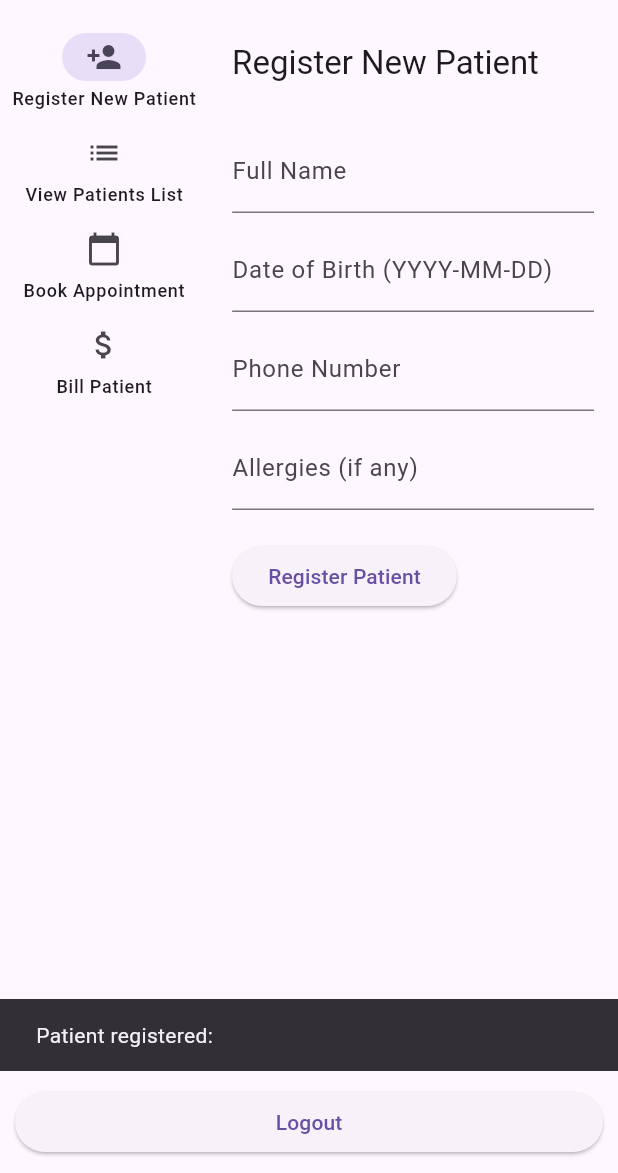
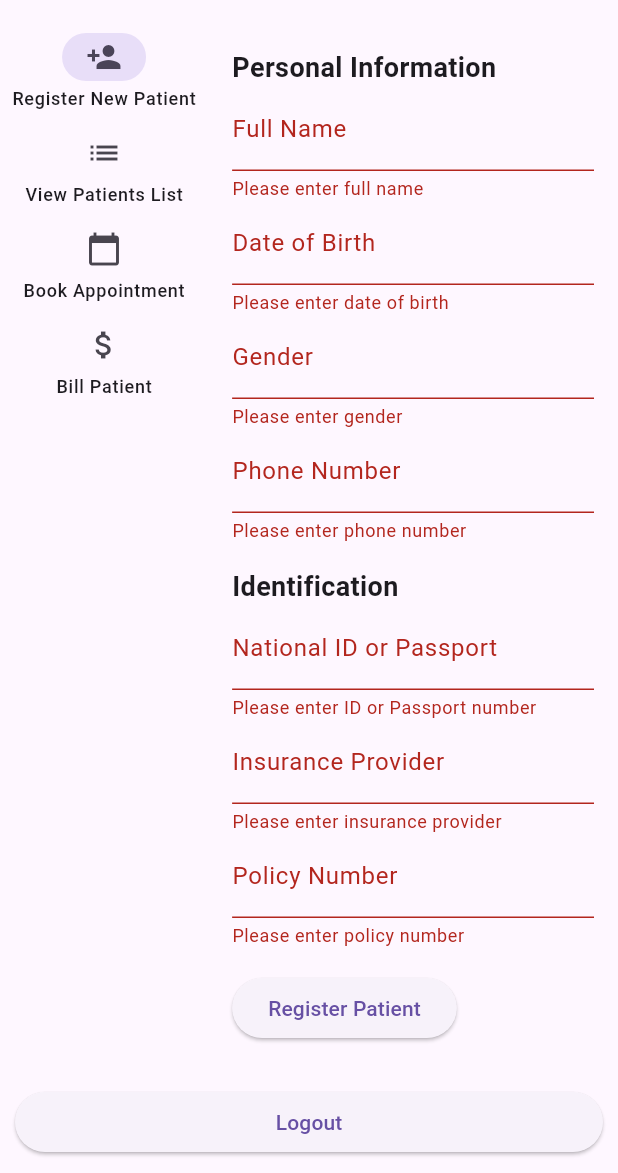
Before and after one commit to davidnato/Health-Record-Management-System, a Flutter app: the ReceptionistPage screen opened directly, after a tap on "Register Patient", on a phone screen of 412 x 824 dp, the part 63-1236 px from its top. Run offline on Flutter 3.47's test engine with Material 3 defaults, Android fonts, the phone set to English and light mode, and no system bars; our stand-ins replace shared_preferences; accounts and stored records are empty.

Commit message:
Added user PatientID

```diff
--- a/lib/admin_home.dart
+++ b/lib/admin_home.dart
@@ -25,11 +25,11 @@ class _AdminHomePageState extends State<AdminHomePage> {
   @override
   Widget build(BuildContext context) {
     // List of pages corresponding to each button in the sidebar
-    final List<Widget> _pages = [
+    final List<Widget> pages = [
       const AddUserPage(), // Page for adding users
       const UsersListPage(), // Page for deleting users
       PatientsListPage(patients: _patients), // Page for viewing patient records
-      Center(child: Text("Update Records Page")), // Placeholder for Update Records page
+      const Center(child: Text("Update Records Page")), // Placeholder for Update Records page
     ];
 
     return Scaffold(
@@ -90,7 +90,7 @@ class _AdminHomePageState extends State<AdminHomePage> {
 
           // Main content area to display the selected page
           Expanded(
-            child: _pages[_selectedIndex],
+            child: pages[_selectedIndex],
           ),
         ],
       ),
--- a/lib/doctor.dart
+++ b/lib/doctor.dart
@@ -19,7 +19,7 @@ class _DoctorPageState extends State<DoctorPage> {
 
   @override
   Widget build(BuildContext context) {
-    final List<Widget> _pages = [
+    final List<Widget> pages = [
       const LabResultsPage(),
       const AppointmentsPage(),
       PatientsListPage(patients: _patients),
@@ -86,7 +86,7 @@ class _DoctorPageState extends State<DoctorPage> {
             ],
           ),
           Expanded(
-            child: _pages[_selectedIndex],
+            child: pages[_selectedIndex],
           ),
         ],
       ),
--- a/lib/patientslist.dart
+++ b/lib/patientslist.dart
@@ -1,36 +1,19 @@
 import 'package:flutter/material.dart';
-import 'package:shared_preferences/shared_preferences.dart';
-import 'dart:convert';
 
 class PatientsListPage extends StatefulWidget {
-  const PatientsListPage({super.key, required List<Map<String, String>> patients});
+  const PatientsListPage({super.key, required this.patients});
+
+  final List<Map<String, String>> patients;
 
   @override
   _PatientsListPageState createState() => _PatientsListPageState();
 }
 
 class _PatientsListPageState extends State<PatientsListPage> {
-  List<Map<String, String>> patients = []; // List to hold patient data
 
   @override
   void initState() {
     super.initState();
-    _loadPatientsFromSharedPreferences();
-  }
-
-  // Method to load patient data from SharedPreferences
-  Future<void> _loadPatientsFromSharedPreferences() async {
-    final prefs = await SharedPreferences.getInstance();
-    final List<String>? patientsJsonList = prefs.getStringList('patients');
-
-    // Check if there is data and deserialize JSON
-    if (patientsJsonList != null) {
-      setState(() {
-        patients = patientsJsonList
-            .map((patientJson) => Map<String, String>.from(jsonDecode(patientJson)))
-            .toList();
-      });
-    }
   }
 
   @override
@@ -41,17 +24,18 @@ class _PatientsListPageState extends State<PatientsListPage> {
       ),
       body: Padding(
         padding: const EdgeInsets.all(16.0),
-        child: patients.isNotEmpty
+        child: widget.patients.isNotEmpty
             ? ListView.builder(
-                itemCount: patients.length,
+                itemCount: widget.patients.length,
                 itemBuilder: (context, index) {
-                  final patient = patients[index];
+                  final patient = widget.patients[index];
                   return Card(
                     margin: const EdgeInsets.symmetric(vertical: 8.0),
                     child: ListTile(
-                      title: Text(patient['fullName'] ?? 'No Name'),
+                      title: Text(patient['Full Name'] ?? 'No Name'),
                       subtitle: Text(
-                        'DOB: ${patient['dob'] ?? 'N/A'}, Phone: ${patient['phone'] ?? 'N/A'}, Allergies: ${patient['allergies'] ?? 'N/A'}',
+                        'ID: ${patient['ID'] ?? 'N/A'}\n'
+                        'DOB: ${patient['Date of Birth'] ?? 'N/A'}, Phone: ${patient['Phone Number'] ?? 'N/A'}',
                       ),
                     ),
                   );
--- a/lib/receptionist.dart
+++ b/lib/receptionist.dart
@@ -1,9 +1,10 @@
 import 'package:flutter/material.dart';
-import 'patient_registration.dart'; // Import patient registration page
 import 'patientslist.dart'; // Import patients list page
 import 'book_appointment.dart'; // Import the book appointment page
 import 'billing.dart'; // Import the billing page
 import 'login.dart'; // Import your login page
+import 'package:shared_preferences/shared_preferences.dart';
+import 'dart:convert';
 
 class ReceptionistPage extends StatefulWidget {
   const ReceptionistPage({super.key});
@@ -18,14 +19,24 @@ class _ReceptionistPageState extends State<ReceptionistPage> {
 
   void _addPatient(Map<String, String> patient) {
     setState(() {
+      // Generate a unique ID based on the current time in milliseconds
+      final String uniqueId = DateTime.now().millisecondsSinceEpoch.toString();
+      patient['ID'] = uniqueId;  // Add unique ID to the patient data
       _patients.add(patient); // Add patient to the list
     });
+    _savePatientsToSharedPreferences(); // Save the updated patients list to SharedPreferences
+  }
+
+  Future<void> _savePatientsToSharedPreferences() async {
+    final prefs = await SharedPreferences.getInstance();
+    final patientsJsonList = _patients.map((patient) => jsonEncode(patient)).toList();
+    await prefs.setStringList('patients', patientsJsonList);
   }
 
   @override
   Widget build(BuildContext context) {
     // List of pages corresponding to each button in the sidebar, passing required parameters
-    final List<Widget> _pages = [
+    final List<Widget> pages = [
       PatientRegistrationPage(
         onPatientRegistered: _addPatient, // Pass the function to add patients
       ),
@@ -94,7 +105,7 @@ class _ReceptionistPageState extends State<ReceptionistPage> {
 
           // Main content area to display the selected page
           Expanded(
-            child: _pages[_selectedIndex],
+            child: pages[_selectedIndex],
           ),
         ],
       ),
@@ -114,3 +125,85 @@ class _ReceptionistPageState extends State<ReceptionistPage> {
     );
   }
 }
+
+class PatientRegistrationPage extends StatefulWidget {
+  final Function(Map<String, String>) onPatientRegistered;
+
+  const PatientRegistrationPage({required this.onPatientRegistered, super.key});
+
+  @override
+  _PatientRegistrationPageState createState() => _PatientRegistrationPageState();
+}
+
+class _PatientRegistrationPageState extends State<PatientRegistrationPage> {
+  final _formKey = GlobalKey<FormState>();
+  final Map<String, String> _patientData = {};
+
+  @override
+  Widget build(BuildContext context) {
+    return Padding(
+      padding: const EdgeInsets.all(16.0),
+      child: Form(
+        key: _formKey,
+        child: SingleChildScrollView(
+          child: Column(
+            crossAxisAlignment: CrossAxisAlignment.start,
+            children: [
+              const Text('Personal Information', style: TextStyle(fontSize: 18, fontWeight: FontWeight.bold)),
+              TextFormField(
+                decoration: const InputDecoration(labelText: 'Full Name'),
+                validator: (value) => value!.isEmpty ? 'Please enter full name' : null,
+                onSaved: (value) => _patientData['Full Name'] = value!,
+              ),
+              TextFormField(
+                decoration: const InputDecoration(labelText: 'Date of Birth'),
+                validator: (value) => value!.isEmpty ? 'Please enter date of birth' : null,
+                onSaved: (value) => _patientData['Date of Birth'] = value!,
+              ),
+              TextFormField(
+                decoration: const InputDecoration(labelText: 'Gender'),
+                validator: (value) => value!.isEmpty ? 'Please enter gender' : null,
+                onSaved: (value) => _patientData['Gender'] = value!,
+              ),
+              TextFormField(
+                decoration: const InputDecoration(labelText: 'Phone Number'),
+                validator: (value) => value!.isEmpty ? 'Please enter phone number' : null,
+                onSaved: (value) => _patientData['Phone Number'] = value!,
+              ),
+              const SizedBox(height: 16),
+              const Text('Identification', style: TextStyle(fontSize: 18, fontWeight: FontWeight.bold)),
+              TextFormField(
+                decoration: const InputDecoration(labelText: 'National ID or Passport'),
+                validator: (value) => value!.isEmpty ? 'Please enter ID or Passport number' : null,
+                onSaved: (value) => _patientData['National ID/Passport'] = value!,
+              ),
+              TextFormField(
+                decoration: const InputDecoration(labelText: 'Insurance Provider'),
+                validator: (value) => value!.isEmpty ? 'Please enter insurance provider' : null,
+                onSaved: (value) => _patientData['Insurance Provider'] = value!,
+              ),
+              TextFormField(
+                decoration: const InputDecoration(labelText: 'Policy Number'),
+                validator: (value) => value!.isEmpty ? 'Please enter policy number' : null,
+                onSaved: (value) => _patientData['Policy Number'] = value!,
+              ),
+              const SizedBox(height: 16),
+              ElevatedButton(
+                onPressed: () {
+                  if (_formKey.currentState!.validate()) {
+                    _formKey.currentState!.save();
+                    widget.onPatientRegistered(_patientData);
+                    ScaffoldMessenger.of(context).showSnackBar(
+                      const SnackBar(content: Text('Patient Registered Successfully')),
+                    );
+                  }
+                },
+                child: const Text('Register Patient'),
+              ),
+            ],
+          ),
+        ),
+      ),
+    );
+  }
+}
```
Also changed, not shown: lib/DoctorAppointmentRequestPage.dart (added, +93 -0 lines), lib/SendAppointmentRequestPage.dart (added, +86 -0 lines), pubspec.lock.
